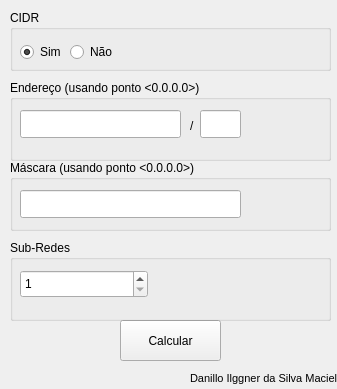
Qt form mainwindow.ui (danilloism/calculadoraIPv4) before a commit.
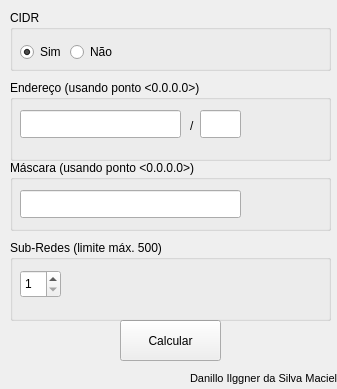
The same form after that commit.

```diff
--- a/mainwindow.ui
+++ b/mainwindow.ui
@@ -171,14 +171,14 @@
      </rect>
     </property>
     <property name="title">
-     <string>Sub-Redes</string>
+     <string>Sub-Redes (limite máx. 500)</string>
     </property>
     <widget class="QSpinBox" name="spinBox">
      <property name="geometry">
       <rect>
        <x>10</x>
        <y>30</y>
-       <width>128</width>
+       <width>41</width>
        <height>28</height>
       </rect>
      </property>
@@ -186,7 +186,7 @@
       <number>1</number>
      </property>
      <property name="maximum">
-      <number>999999</number>
+      <number>500</number>
      </property>
     </widget>
    </widget>
```
